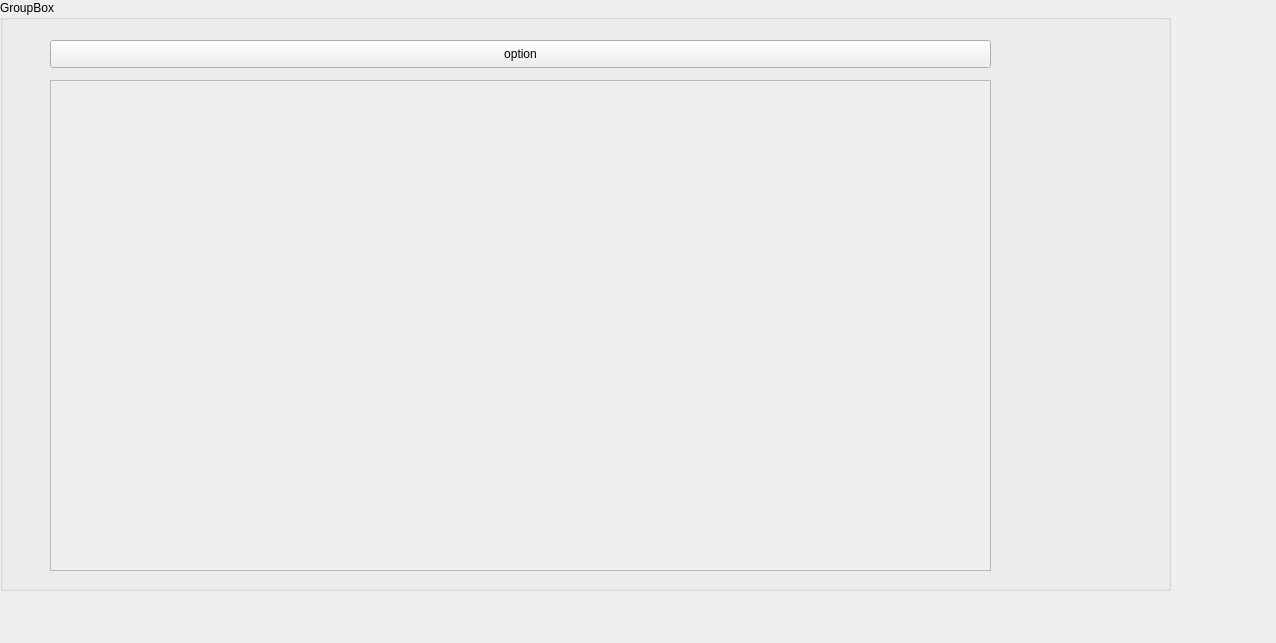
The window that widget.ui (NarimenAz/SmartPark2A25) describes before a commit, drawn with Qt 5.
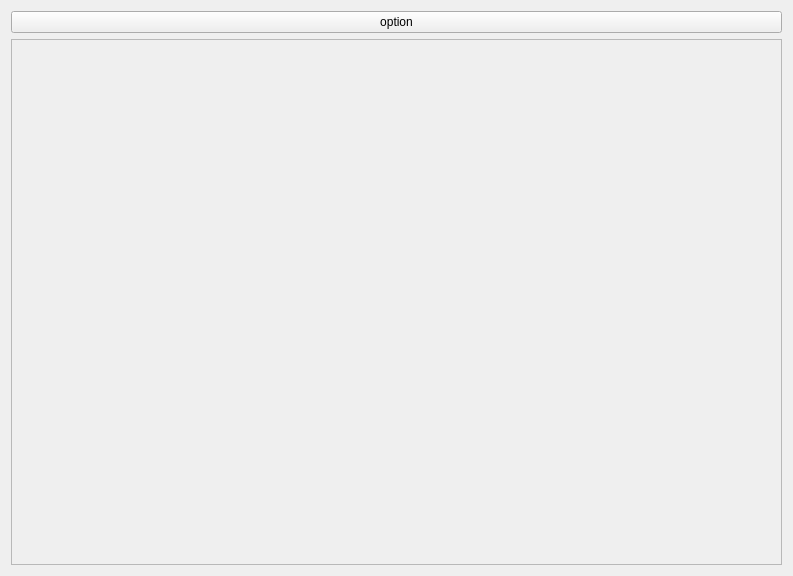
The same window after the commit.

The edit to the form file:
```diff
--- a/widget.ui
+++ b/widget.ui
@@ -6,34 +6,23 @@
    <rect>
     <x>0</x>
     <y>0</y>
-    <width>1276</width>
-    <height>643</height>
+    <width>793</width>
+    <height>576</height>
    </rect>
   </property>
   <property name="windowTitle">
    <string>Form</string>
   </property>
-  <widget class="QGroupBox" name="groupBox">
-   <property name="geometry">
-    <rect>
-     <x>0</x>
-     <y>0</y>
-     <width>1171</width>
-     <height>591</height>
-    </rect>
-   </property>
-   <property name="title">
-    <string>GroupBox</string>
-   </property>
+  <layout class="QVBoxLayout" name="verticalLayout">
+   <item>
+    <widget class="QPushButton" name="option_pushButton">
+     <property name="text">
+      <string>option</string>
+     </property>
+    </widget>
+   </item>
+   <item>
    <widget class="QScrollArea" name="scrollArea">
-    <property name="geometry">
-     <rect>
-      <x>50</x>
-      <y>80</y>
-      <width>941</width>
-      <height>491</height>
-     </rect>
-    </property>
     <property name="widgetResizable">
      <bool>true</bool>
     </property>
@@ -42,26 +31,14 @@
       <rect>
        <x>0</x>
        <y>0</y>
-       <width>939</width>
-       <height>489</height>
+        <width>773</width>
+        <height>522</height>
       </rect>
      </property>
     </widget>
    </widget>
-   <widget class="QPushButton" name="option_pushButton">
-    <property name="geometry">
-     <rect>
-      <x>50</x>
-      <y>40</y>
-      <width>941</width>
-      <height>28</height>
-     </rect>
-    </property>
-    <property name="text">
-     <string>option</string>
-    </property>
-   </widget>
-  </widget>
+   </item>
+  </layout>
  </widget>
  <resources/>
  <connections/>
```
Left out of the diff: 6 changed lines with no effect on the pictures. Lines whose indentation alone changed are shown as unchanged.
